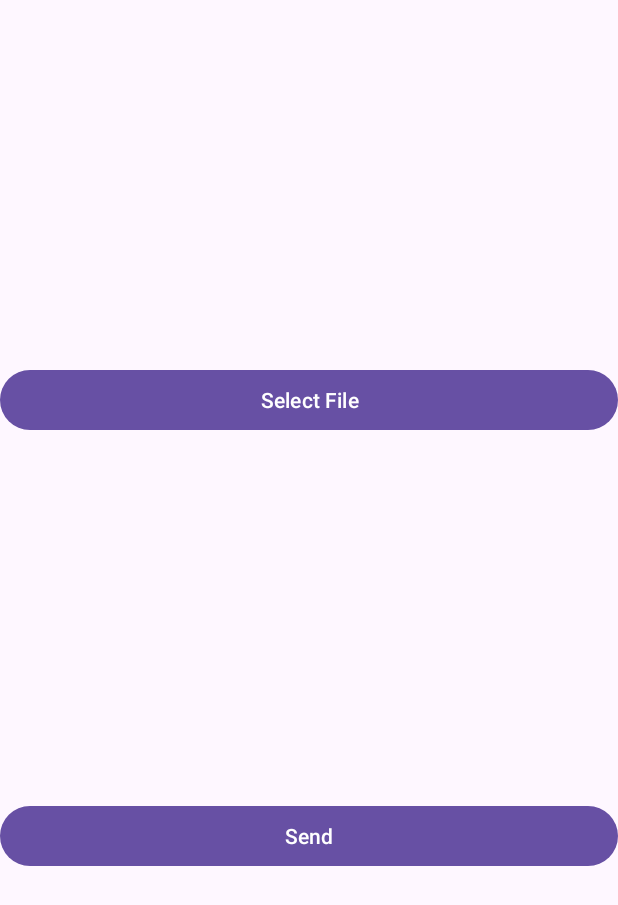
After one commit to Wahid7852/datadash, an Android app: the SendFileActivity screen opened directly, with no data from a screen before it, on a phone screen of 412 x 824 dp. The commit adds this screen. Shown: the top 905 px of the screen. Run offline under Robolectric (Android 15) with nearby library versions, the phone set to English and light mode, and no system bars.

Commit message:
android updates not final

```diff
--- /dev/null
+++ b/Android-app/CrossPlatform/app/src/main/java/com/an/crossplatform/SendFileActivity.java
@@ -0,0 +1,44 @@
+package com.an.crossplatform;
+
+import android.os.Bundle;
+import android.util.Log;
+import android.widget.Button;
+import androidx.appcompat.app.AppCompatActivity;
+
+public class SendFileActivity extends AppCompatActivity {
+
+    private String receiverJson;
+
+    @Override
+    protected void onCreate(Bundle savedInstanceState) {
+        super.onCreate(savedInstanceState);
+        setContentView(R.layout.activity_send);
+
+        // Retrieve the JSON string from the intent
+        receiverJson = getIntent().getStringExtra("receiverJson");
+        Log.d("SendFileActivity", "Received JSON: " + receiverJson);
+
+        // Set up buttons
+        Button selectFileButton = findViewById(R.id.btn_select_file);
+        Button sendButton = findViewById(R.id.btn_send);
+
+        // Set up button click listeners
+        selectFileButton.setOnClickListener(v -> {
+            onSelectFileClicked();
+        });
+
+        sendButton.setOnClickListener(v -> {
+            onSendClicked();
+        });
+    }
+
+    private void onSelectFileClicked() {
+        Log.d("SendFileActivity", "Select File button clicked");
+        // This is where you'd implement the file selection logic
+    }
+
+    private void onSendClicked() {
+        Log.d("SendFileActivity", "Send button clicked");
+        // This is where you'd implement the send logic
+    }
+}
--- a/Android-app/CrossPlatform/app/src/main/res/layout/activity_discover_devices.xml
+++ b/Android-app/CrossPlatform/app/src/main/res/layout/activity_discover_devices.xml
@@ -23,5 +23,6 @@
         android:id="@+id/btn_connect"
         android:layout_width="match_parent"
         android:layout_height="wrap_content"
-        android:text="Connect" />
+        android:text="Connect"
+        />
 </LinearLayout>
--- /dev/null
+++ b/Android-app/CrossPlatform/app/src/main/res/layout/activity_send.xml
@@ -0,0 +1,32 @@
+<?xml version="1.0" encoding="utf-8"?>
+<androidx.constraintlayout.widget.ConstraintLayout xmlns:android="http://schemas.android.com/apk/res/android"
+    xmlns:app="http://schemas.android.com/apk/res-auto"
+    xmlns:tools="http://schemas.android.com/tools"
+    android:id="@+id/main"
+    android:layout_width="match_parent"
+    android:layout_height="match_parent"
+    tools:context=".SendFileActivity">
+
+    <Button
+        android:id="@+id/btn_select_file"
+        android:layout_width="0dp"
+        android:layout_height="wrap_content"
+        android:text="Select File"
+        app:layout_constraintTop_toTopOf="parent"
+        app:layout_constraintStart_toStartOf="parent"
+        app:layout_constraintEnd_toEndOf="parent"
+        app:layout_constraintBottom_toTopOf="@id/btn_send"
+        app:layout_constraintVertical_bias="0" />
+
+    <Button
+        android:id="@+id/btn_send"
+        android:layout_width="0dp"
+        android:layout_height="wrap_content"
+        android:text="Send"
+        app:layout_constraintBottom_toBottomOf="parent"
+        app:layout_constraintStart_toStartOf="parent"
+        app:layout_constraintEnd_toEndOf="parent"
+        app:layout_constraintTop_toBottomOf="@id/btn_select_file"
+        app:layout_constraintVertical_bias="1" />
+
+</androidx.constraintlayout.widget.ConstraintLayout>
```
Also changed, not shown: Android-app/CrossPlatform/app/src/main/AndroidManifest.xml (+17 -15 lines), Android-app/CrossPlatform/app/src/main/java/com/an/crossplatform/DiscoverDevicesActivity.java (+70 -1 lines), Android-app/CrossPlatform/app/src/main/java/com/an/crossplatform/ReceiveFileActivity.java (added, +10 -0 lines), Android-app/CrossPlatform/app/src/main/java/com/an/crossplatform/WaitingToReceiveActivity.java (+57 -15 lines), 1 other file.
